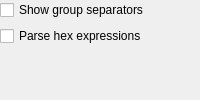
This is calculator_muparser/src/configwidget.ui in albertlauncher/plugins as Qt 5 draws it before an edit. The edited form follows.
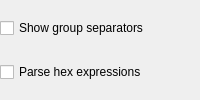
This is the edited form.

Commit message: [calc:qalc] Polish, add credits

The edit to the form file:
```diff
--- a/calculator_muparser/src/configwidget.ui
+++ b/calculator_muparser/src/configwidget.ui
@@ -29,19 +29,6 @@
      </property>
     </widget>
    </item>
-   <item>
-    <spacer name="verticalSpacer">
-     <property name="orientation">
-      <enum>Qt::Vertical</enum>
-     </property>
-     <property name="sizeHint" stdset="0">
-      <size>
-       <width>20</width>
-       <height>40</height>
-      </size>
-     </property>
-    </spacer>
-   </item>
   </layout>
  </widget>
  <resources/>
```
The commit also changes 2 other files.
